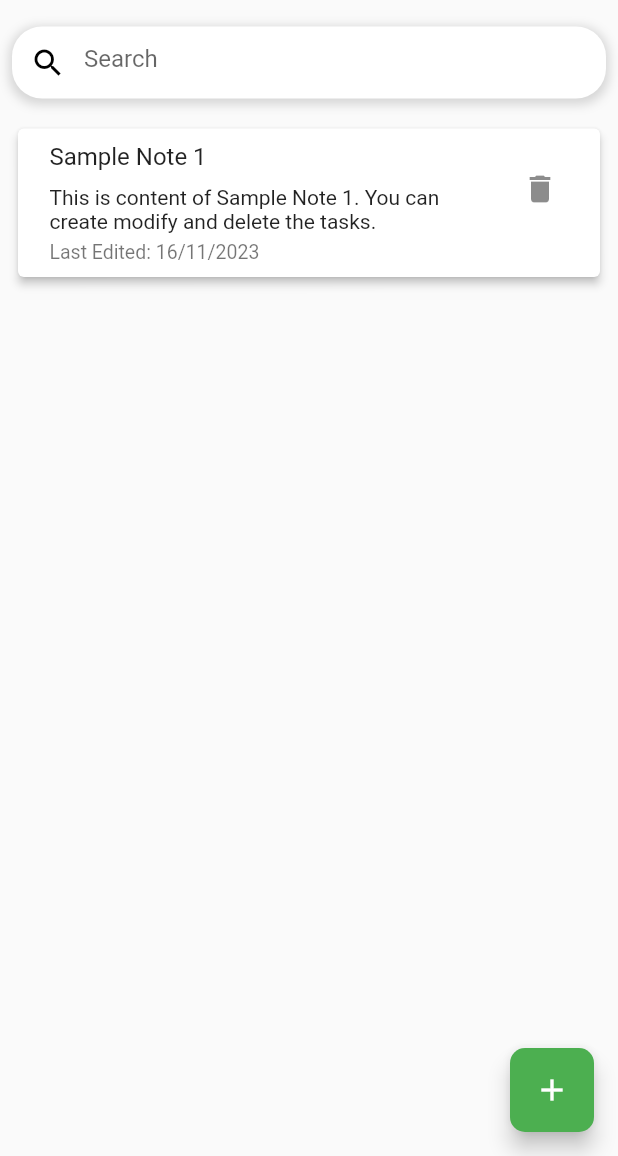
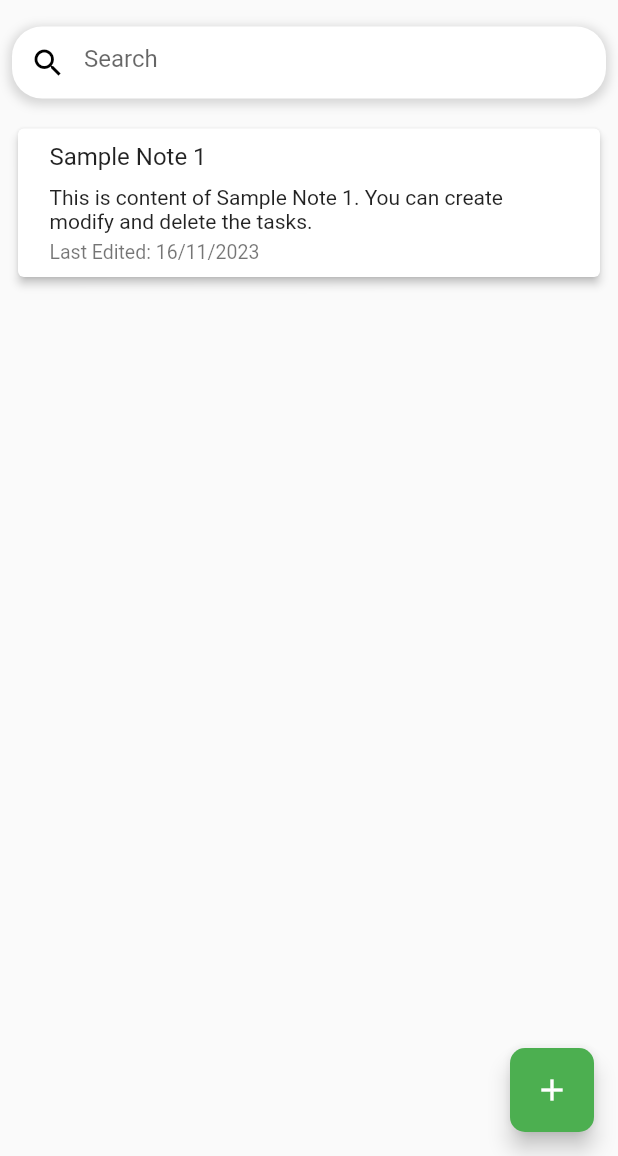
Before and after one commit to rahulbarna00/mobile-applications, a Flutter app: the screen it shows after launch, on a phone screen of 412 x 824 dp, the part 80-1236 px from its top. Run offline on Flutter 3.47's test engine with Material 2 defaults, Android fonts, the light colour scheme and no system bars.

Commit message:
Swipe Delete

```diff
--- a/lib/utils/NotesView.dart
+++ b/lib/utils/NotesView.dart
@@ -21,13 +21,59 @@ class _NotesViewState extends State<NotesView> {
       itemBuilder: (context, index) {
         return Padding(
           padding: const EdgeInsets.only(left: 8.0, right: 8.0, top: 8.0),
-          child: GestureDetector(
-            onTap: (){
-              _editTask(context, widget.notes[index]);
+          child: Dismissible(
+            key: Key(widget.notes[index].toString()), // Provide a unique key
+            confirmDismiss: (DismissDirection direction) async {
+              return await showDialog(
+                context: context,
+                builder: (BuildContext context) {
+                  return AlertDialog(
+                    title: Text('Confirm Delete'),
+                    content: Text('Are you sure you want to delete this note?'),
+                    actions: <Widget>[
+                      TextButton(
+                        onPressed: () {
+                          Navigator.of(context).pop(false); // Don't dismiss
+                        },
+                        child: Text('Cancel'),
+                      ),
+                      TextButton(
+                        onPressed: () {
+                          Navigator.of(context).pop(true); // Confirm dismiss
+                        },
+                        child: Text(
+                          'Delete'
+                        ),
+                      ),
+                    ],
+                  );
+                },
+              );
             },
+            onDismissed: (direction) {
+              _performDelete(index);
+            },
+            background: Padding(
+              padding: const EdgeInsets.all(5.0),
+              child: Container(
+                decoration: BoxDecoration(
+                  color: Colors.red, // Set the background color to red
+                  borderRadius: BorderRadius.circular(12.0),
+                ),
+                alignment: Alignment.centerRight,
+                padding: EdgeInsets.only(right: 20.0),
+                child: Icon(
+                  Icons.delete,
+                  color: Colors.white,
+                ),
+              ),
+            ),
             child: Card(
               elevation: 2.5,
               child: ListTile(
+                onTap: () {
+                  _editTask(context, widget.notes[index]);
+                },
                 title: Column(
                   crossAxisAlignment: CrossAxisAlignment.start,
                   children: [
@@ -36,12 +82,13 @@ class _NotesViewState extends State<NotesView> {
                       child: Text(
                         widget.notes[index].title,
                         style: TextStyle(
-                          fontWeight: FontWeight.w400
+                          fontWeight: FontWeight.w400,
                         ),
                       ),
                     ),
                     Padding(
-                      padding: const EdgeInsets.only(left: 5.0, right: 5.0, top: 5.0),
+                      padding: const EdgeInsets.only(
+                          left: 5.0, right: 5.0, top: 5.0),
                       child: Text(
                         widget.notes[index].content,
                         maxLines: 2,
@@ -54,25 +101,16 @@ class _NotesViewState extends State<NotesView> {
                   ],
                 ),
                 subtitle: Padding(
-                  padding: const EdgeInsets.only(left: 5.0, right: 5.0, bottom: 5.0, top: 5.0),
+                  padding: const EdgeInsets.only(
+                      left: 5.0, right: 5.0, bottom: 5.0, top: 5.0),
                   child: Text(
                     'Last Edited: ${widget.notes[index].timestamp.day}/${widget.notes[index].timestamp.month}/${widget.notes[index].timestamp.year}',
                     style: TextStyle(
-                        fontSize: 13.0,
+                      fontSize: 13.0,
                     ),
                   ),
                 ),
-                trailing: Row(
-                  mainAxisSize: MainAxisSize.min,
-                    children: [
-                      IconButton(
-                        icon: const Icon(Icons.delete),
-                        onPressed: () {
-                          _deleteTask(index);
-                        },
-                      ),
-                    ],
-                ),
+
               ),
             ),
           ),
@@ -98,7 +136,7 @@ class _NotesViewState extends State<NotesView> {
     }
   }
 
-  void _deleteTask(int index) {
+  void _performDelete(int index) {
     setState(() {
       widget.notes.removeAt(index);
     });
```
